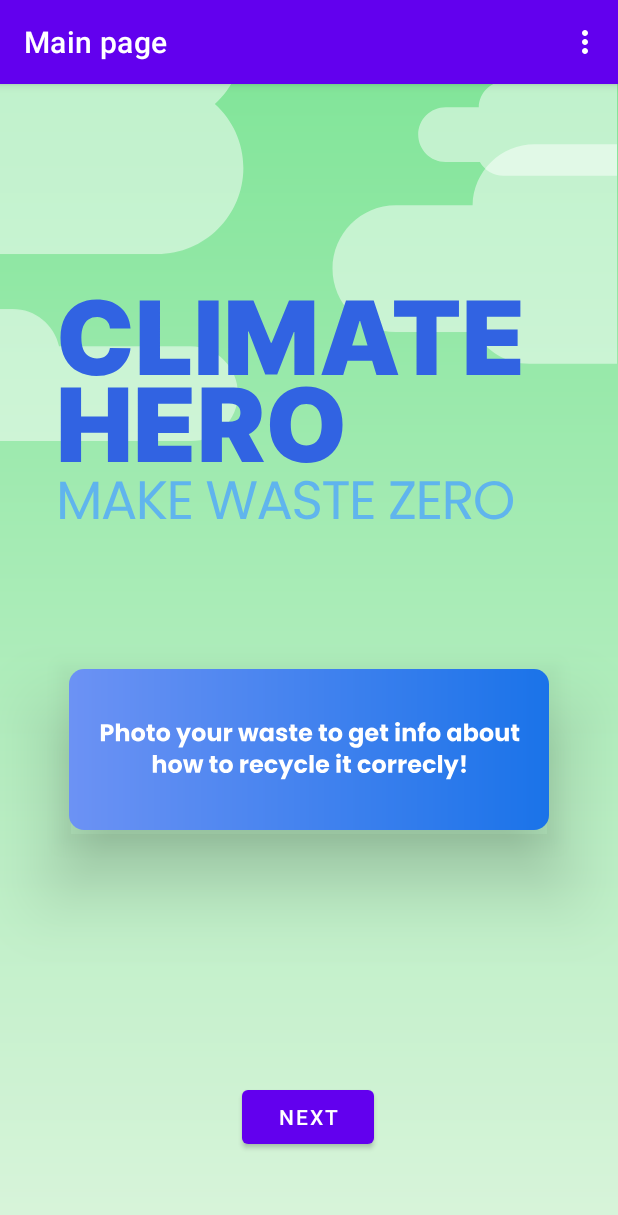
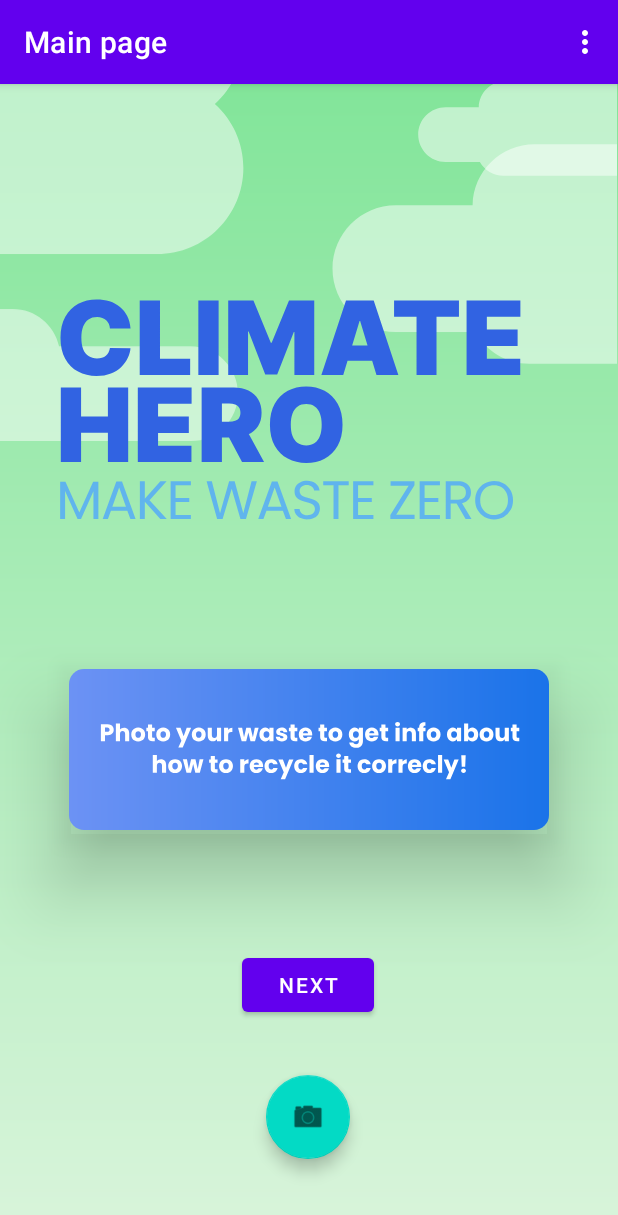
Before and after one commit to oscalars/Climate-Hero, an Android app: the screen it shows after launch (MainActivity), on a phone screen of 412 x 824 dp. Shown: the top 1215 px of the screen. Run offline under Robolectric (Android 15) with nearby library versions, the phone set to English and light mode, and no system bars; our stand-ins replace navigation-ui.

Commit message:
Make cloud vision api suggest item in photo

```diff
--- a/Code/app/src/main/AndroidManifest.xml
+++ b/Code/app/src/main/AndroidManifest.xml
@@ -2,6 +2,10 @@
 <manifest xmlns:android="http://schemas.android.com/apk/res/android"
     xmlns:tools="http://schemas.android.com/tools"
     package="com.example.climatehero">
+
+    <uses-permission android:name="android.permission.INTERNET" />
+    <uses-permission android:name="android.permission.READ_EXTERNAL_STORAGE"/>
+    <uses-permission android:name="android.permission.CAMERA"/>
 
     <application
         android:allowBackup="true"
--- a/Code/app/src/main/java/com/example/climatehero/View/FirstFragment.java
+++ b/Code/app/src/main/java/com/example/climatehero/View/FirstFragment.java
@@ -1,20 +1,31 @@
 package com.example.climatehero.View;
 
+import android.app.Activity;
+import android.content.Intent;
+import android.graphics.Bitmap;
 import android.os.Bundle;
+import android.provider.MediaStore;
 import android.view.LayoutInflater;
 import android.view.View;
 import android.view.ViewGroup;
 
+import androidx.activity.result.ActivityResult;
+import androidx.activity.result.ActivityResultCallback;
+import androidx.activity.result.ActivityResultLauncher;
+import androidx.activity.result.contract.ActivityResultContracts;
 import androidx.annotation.NonNull;
 import androidx.fragment.app.Fragment;
+import androidx.lifecycle.ViewModelProvider;
 import androidx.navigation.fragment.NavHostFragment;
 
 import com.example.climatehero.R;
+import com.example.climatehero.ViewModel.CloudVisionViewModel;
 import com.example.climatehero.databinding.FragmentFirstBinding;
 
 public class FirstFragment extends Fragment {
 
     private FragmentFirstBinding binding;
+    private CloudVisionViewModel cloudVisionViewModel;
 
     @Override
     public View onCreateView(
@@ -29,6 +40,7 @@ public class FirstFragment extends Fragment {
 
     public void onViewCreated(@NonNull View view, Bundle savedInstanceState) {
         super.onViewCreated(view, savedInstanceState);
+        cloudVisionViewModel = new ViewModelProvider(requireActivity()).get(CloudVisionViewModel.class);
 
         binding.buttonFirst.setOnClickListener(new View.OnClickListener() {
             @Override
@@ -37,7 +49,32 @@ public class FirstFragment extends Fragment {
                         .navigate(R.id.action_FirstFragment_to_SecondFragment);
             }
         });
+
+        binding.openCamera.setOnClickListener(new View.OnClickListener() {
+            @Override
+            public void onClick(View view) {
+                Intent intent = new Intent(MediaStore.ACTION_IMAGE_CAPTURE);
+                cameraLauncher.launch(intent);
+            }
+        });
     }
+
+    ActivityResultLauncher<Intent> cameraLauncher = registerForActivityResult(
+            new ActivityResultContracts.StartActivityForResult(),
+            new ActivityResultCallback<ActivityResult>() {
+                @Override
+                public void onActivityResult(ActivityResult result) {
+                    if (result.getResultCode() == Activity.RESULT_OK) {
+                        Intent data = result.getData();
+                        Bitmap photo = (Bitmap)data.getExtras().get("data");
+                        cloudVisionViewModel.setPhoto(photo);
+
+                        NavHostFragment.findNavController(FirstFragment.this)
+                                .navigate(R.id.action_First_to_LoadingFragment);
+                    }
+                }
+            });
+
 
     @Override
     public void onDestroyView() {
--- a/Code/app/src/main/res/layout/fragment_first.xml
+++ b/Code/app/src/main/res/layout/fragment_first.xml
@@ -39,6 +39,19 @@
         app:layout_constraintHorizontal_bias="0.498"
         app:layout_constraintStart_toStartOf="parent"
         app:layout_constraintTop_toBottomOf="@+id/title"
-        app:layout_constraintVertical_bias="0.99" />
+        app:layout_constraintVertical_bias="0.75" />
+
+    <com.google.android.material.floatingactionbutton.FloatingActionButton
+        android:id="@+id/openCamera"
+        android:layout_width="wrap_content"
+        android:layout_height="wrap_content"
+        android:layout_gravity="bottom|end"
+        app:layout_constraintBottom_toBottomOf="parent"
+        app:layout_constraintEnd_toEndOf="parent"
+        app:layout_constraintHorizontal_bias="0.498"
+        app:layout_constraintStart_toStartOf="parent"
+        app:layout_constraintTop_toBottomOf="@+id/button_first"
+        app:layout_constraintVertical_bias="0.41"
+        app:srcCompat="@android:drawable/ic_menu_camera" />
 
 </androidx.constraintlayout.widget.ConstraintLayout>
--- a/Code/app/src/main/res/navigation/nav_graph.xml
+++ b/Code/app/src/main/res/navigation/nav_graph.xml
@@ -14,7 +14,12 @@
         <action
             android:id="@+id/action_FirstFragment_to_SecondFragment"
             app:destination="@id/SecondFragment" />
+        <action
+            android:id="@+id/action_First_to_LoadingFragment"
+            app:destination="@+id/LoadingFragment" />
+
     </fragment>
+
     <fragment
         android:id="@+id/SecondFragment"
         android:name="com.example.climatehero.View.SecondFragment"
@@ -23,6 +28,17 @@
 
         <action
             android:id="@+id/action_SecondFragment_to_SuggestionFragment"
+            app:destination="@id/SuggestionFragment" />
+    </fragment>
+
+    <fragment
+        android:id="@+id/LoadingFragment"
+        android:name="com.example.climatehero.View.LoadingFragment"
+        android:label="@string/loading_fragment_label"
+        tools:layout="@layout/fragment_loading">
+
+        <action
+            android:id="@+id/action_loading_to_suggestion"
             app:destination="@id/SuggestionFragment" />
     </fragment>
 
--- a/Code/app/src/main/res/values/strings.xml
+++ b/Code/app/src/main/res/values/strings.xml
@@ -5,6 +5,7 @@
     <string name="first_fragment_label">Main page</string>
     <string name="second_fragment_label">Second Fragment</string>
     <string name="suggestion_fragment_label">Suggestion Fragment</string>
+    <string name="loading_fragment_label">Loading Fragment</string>
     <string name="next">Next</string>
     <string name="previous">Previous</string>
     <string name="item_to_recycle">What item do you want to recycle</string>
```
Also changed, not shown: Code/app/build.gradle (+11 -4 lines), Code/app/src/main/java/com/example/climatehero/Model/CloudVisionModel.java (added, +101 -0 lines), Code/app/src/main/java/com/example/climatehero/View/LoadingFragment.java (added, +61 -0 lines), Code/app/src/main/java/com/example/climatehero/ViewModel/CloudVisionViewModel.java (+11 -8 lines), Code/app/src/main/res/layout/fragment_loading.xml (added, +30 -0 lines).
